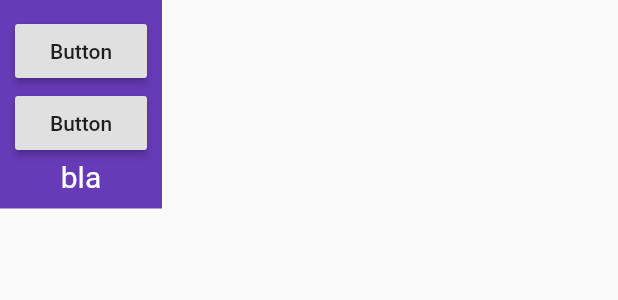
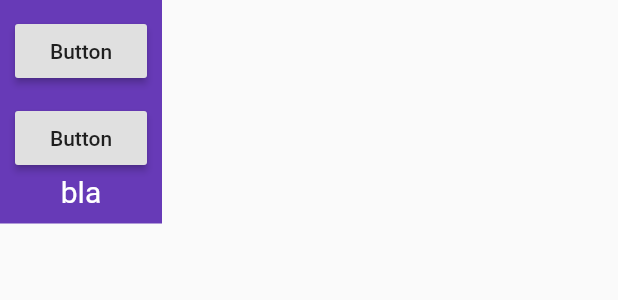
Before and after one commit to prosac/flutter_pan_and_zoom_canvas, a Flutter app: the ExampleContent2 widget shown alone on an empty page, opened directly, on a phone screen of 412 x 824 dp. Shown: the top 300 px of the screen. Run offline on Flutter 3.47's test engine with Material 2 defaults, Android fonts, the phone set to English and light mode, and no system bars.

Commit message:
add some padding ;-)

```diff
--- a/lib/example_content_2.dart
+++ b/lib/example_content_2.dart
@@ -21,6 +21,7 @@ class ExampleContent2 extends StatelessWidget {
                 child: Text('Button'),
                 onPressed: () {},
               ),
+              Padding(padding: EdgeInsets.only(bottom: 10.0)),
               RaisedButton(
                 child: Text('Button'),
                 onPressed: () {},
```
